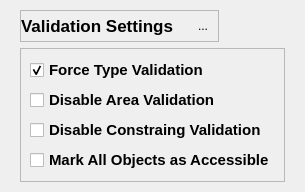
Qt form dialog_settings.ui (MoreIceFitzGerry/iligui) before a commit.
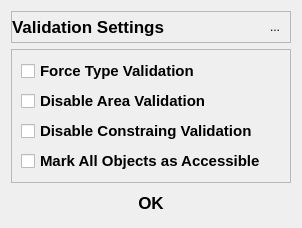
The same form after that commit. Icons and pictures are not drawn.

The edit to the form file:
```diff
--- a/dialog_settings.ui
+++ b/dialog_settings.ui
@@ -6,8 +6,8 @@
    <rect>
     <x>0</x>
     <y>0</y>
-    <width>295</width>
-    <height>192</height>
+    <width>302</width>
+    <height>227</height>
    </rect>
   </property>
   <property name="windowTitle">
@@ -22,19 +22,7 @@
 }</string>
   </property>
   <layout class="QVBoxLayout" name="verticalLayout_2">
-   <property name="leftMargin">
-    <number>20</number>
-   </property>
-   <property name="topMargin">
-    <number>10</number>
-   </property>
-   <property name="rightMargin">
-    <number>20</number>
-   </property>
-   <property name="bottomMargin">
-    <number>10</number>
-   </property>
-   <item alignment="Qt::AlignLeft|Qt::AlignTop">
+   <item>
     <widget class="QFrame" name="frame">
      <property name="frameShape">
       <enum>QFrame::StyledPanel</enum>
@@ -149,7 +137,7 @@
          <bool>true</bool>
         </property>
         <property name="checked">
-         <bool>true</bool>
+         <bool>false</bool>
         </property>
        </widget>
       </item>
@@ -231,6 +219,43 @@
      </layout>
     </widget>
    </item>
+   <item>
+    <widget class="QPushButton" name="okButton">
+     <property name="sizePolicy">
+      <sizepolicy hsizetype="Expanding" vsizetype="Fixed">
+       <horstretch>0</horstretch>
+       <verstretch>0</verstretch>
+      </sizepolicy>
+     </property>
+     <property name="minimumSize">
+      <size>
+       <width>170</width>
+       <height>0</height>
+      </size>
+     </property>
+     <property name="font">
+      <font>
+       <pointsize>13</pointsize>
+       <bold>true</bold>
+      </font>
+     </property>
+     <property name="styleSheet">
+      <string notr="true">QPushButton[objectName^=&quot;okButton&quot;]:hover {
+	background-color : rgb(230,230,230);
+	border-radius: 20px;
+	border-style: outset;
+}
+
+</string>
+     </property>
+     <property name="text">
+      <string>OK</string>
+     </property>
+     <property name="flat">
+      <bool>true</bool>
+     </property>
+    </widget>
+   </item>
   </layout>
  </widget>
  <resources/>
```
Left out of the diff: 14 changed lines with no effect on the pictures.
